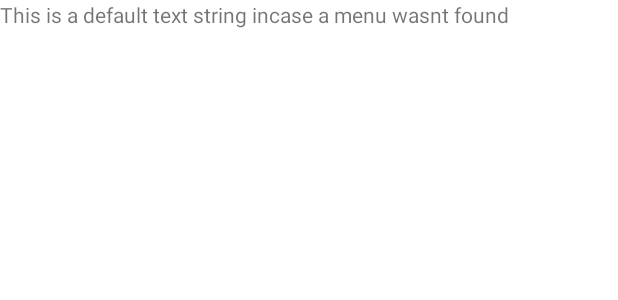
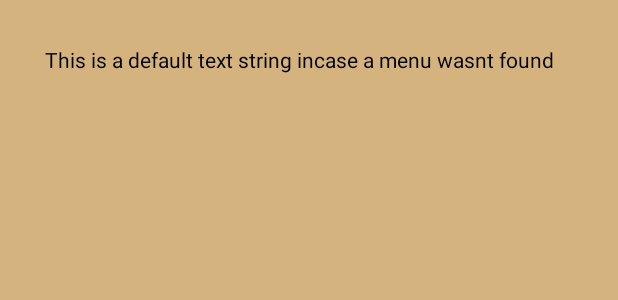
Before and after one commit to Toothfull/dyna-menu-sys, an Android app: the layout activity_menu.xml on its own in the app's theme, with its tools: preview values and no code run, on a phone screen of 412 x 824 dp. Shown: the top 300 px of the screen. Run offline under Robolectric (Android 15) with nearby library versions, the phone set to English and light mode, and no system bars.

Commit message:
Added some more styling for the app and browser

```diff
--- a/App/app/src/main/res/layout/activity_menu.xml
+++ b/App/app/src/main/res/layout/activity_menu.xml
@@ -5,13 +5,20 @@
     android:id="@+id/menuConstraintLayout"
     android:layout_width="match_parent"
     android:layout_height="match_parent"
+    android:background="#D4B37F"
     tools:context=".MenuActivity">
 
     <TextView
         android:id="@+id/mainMenuText"
         android:layout_width="0dp"
         android:layout_height="0dp"
+        android:layout_marginStart="30dp"
+        android:layout_marginTop="30dp"
+        android:layout_marginEnd="30dp"
+        android:fontFamily="sans-serif"
+        android:foregroundTint="#D52929"
         android:text="@string/default_text"
+        android:textColor="#000000"
         app:layout_constraintBottom_toBottomOf="parent"
         app:layout_constraintEnd_toEndOf="parent"
         app:layout_constraintStart_toStartOf="parent"
@@ -24,7 +31,8 @@
         android:layout_width="match_parent"
         android:layout_height="match_parent"
         android:contentDescription="@string/drawerExplanation"
-        android:visibility="gone">
+        tools:layout_editor_absoluteX="0dp"
+        tools:layout_editor_absoluteY="0dp">
 
         <!-- app:insetForeground="@color/hideStatusBar" annoyingly fixes colour issue with navdraw but does not fix padding -->
         <com.google.android.material.navigation.NavigationView
```
Also changed, not shown: App/app/src/main/java/uk/dynamenusystem/dynamenusystem/MenuActivity.kt (+10 -14 lines), 3 other files.
